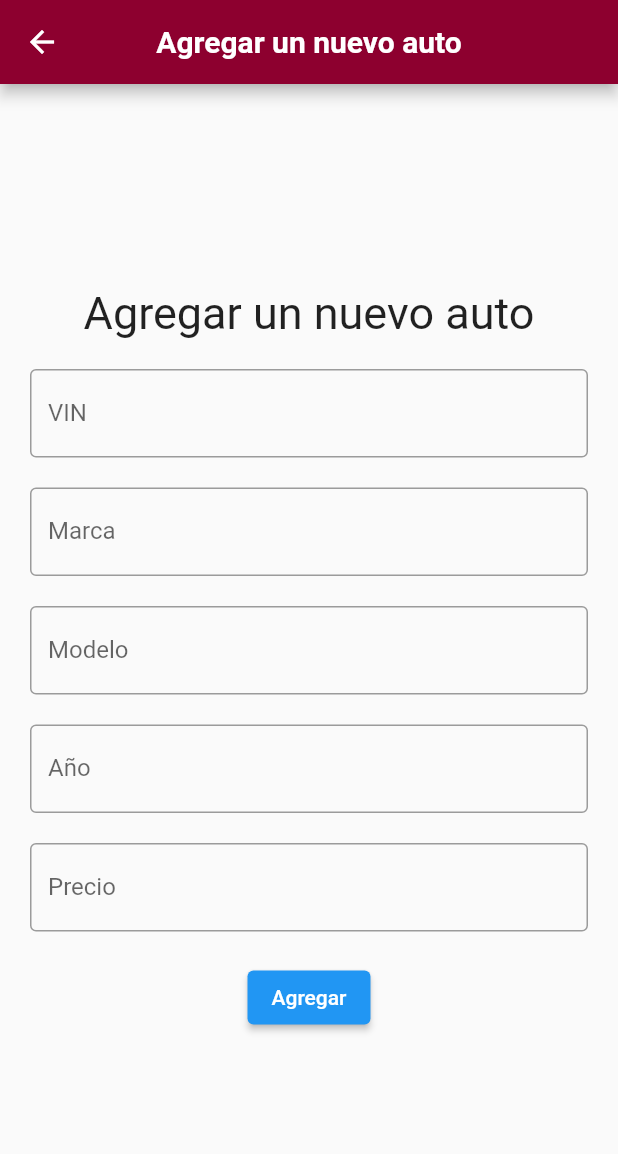
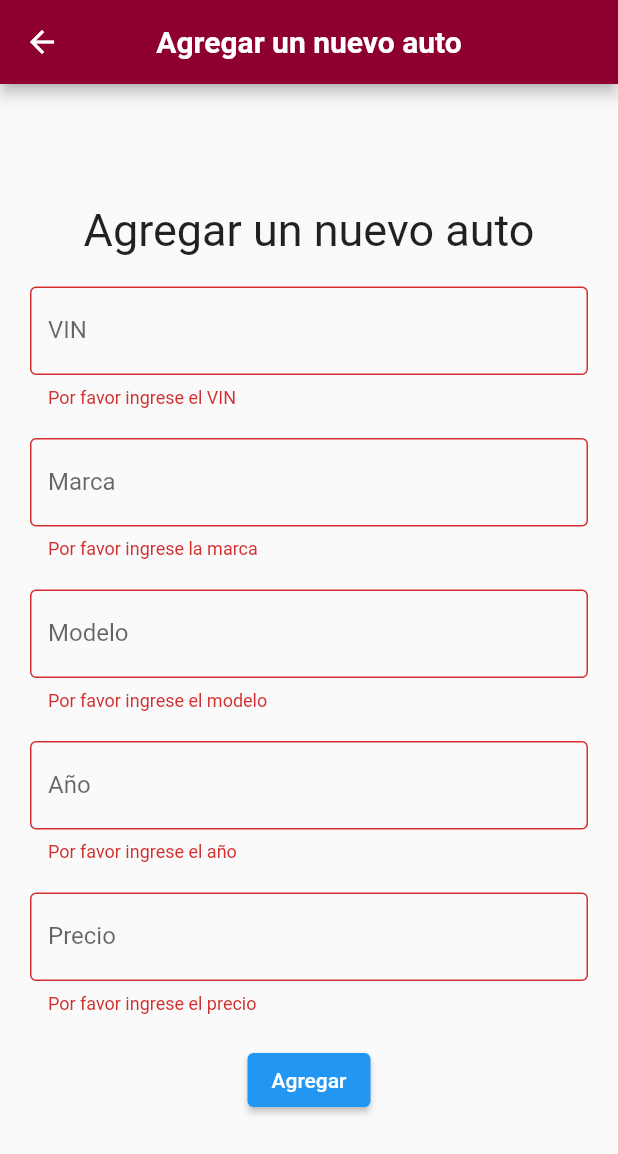
Before and after one commit to Javier4le/mobile-app, a Flutter app: the FormScreen screen opened directly, after a tap on "Agregar", on a phone screen of 412 x 824 dp. Shown: the top 1154 px of the screen. Run offline on Flutter 3.47's test engine with Material 2 defaults, Android fonts, the phone set to English and light mode, and no system bars; network calls fail.

Commit message:
add form fields required validacion

```diff
--- a/dam_c2_cliente/lib/pages/form_screen.dart
+++ b/dam_c2_cliente/lib/pages/form_screen.dart
@@ -20,6 +20,8 @@ class _FormScreenState extends State<FormScreen> {
   final DamC2ApiProvider provider = new DamC2ApiProvider();
   String autos = '';
 
+  final formKey = GlobalKey<FormState>();
+
   @override
   Widget build(BuildContext context) {
     return Scaffold(
@@ -33,6 +35,8 @@ class _FormScreenState extends State<FormScreen> {
         centerTitle: true,
       ),
       body: Center(
+        child: Form(
+          key: formKey,
           child: Container(
             padding: const EdgeInsets.all(20),
             child: Column(
@@ -136,12 +140,26 @@ class _FormScreenState extends State<FormScreen> {
                 ),
                 ElevatedButton(
                   onPressed: () {
-                  // agregar el auto con provider y navegar a la pantalla de autos
-                  provider.addAutos(vin.text, marca.text, modelo.text,
-                      int.parse(annio.text), int.parse(precio.text));
+                    if (formKey.currentState!.validate()) {
+                      provider
+                          .addAutos(vin.text, marca.text, modelo.text,
+                              int.parse(annio.text), int.parse(precio.text))
+                          .then((value) {
+                        if (value == 'OK') {
+                          Navigator.push(
+                            context,
+                            MaterialPageRoute(
+                              builder: (context) => Home(),
+                            ),
+                          );
+                        }
+                      });
+                    }
+                    // provider.addAutos(vin.text, marca.text, modelo.text,
+                    //     int.parse(annio.text), int.parse(precio.text));
 
-                  Navigator.push(
-                      context, MaterialPageRoute(builder: (context) => Home()));
+                    // Navigator.push(
+                    //     context, MaterialPageRoute(builder: (context) => Home()));
                   },
                   child: const Text('Agregar'),
                 ),
@@ -149,6 +167,7 @@ class _FormScreenState extends State<FormScreen> {
             ),
           ),
         ),
+      ),
     );
   }
 }
```
Lines whose indentation alone changed are shown as unchanged.
